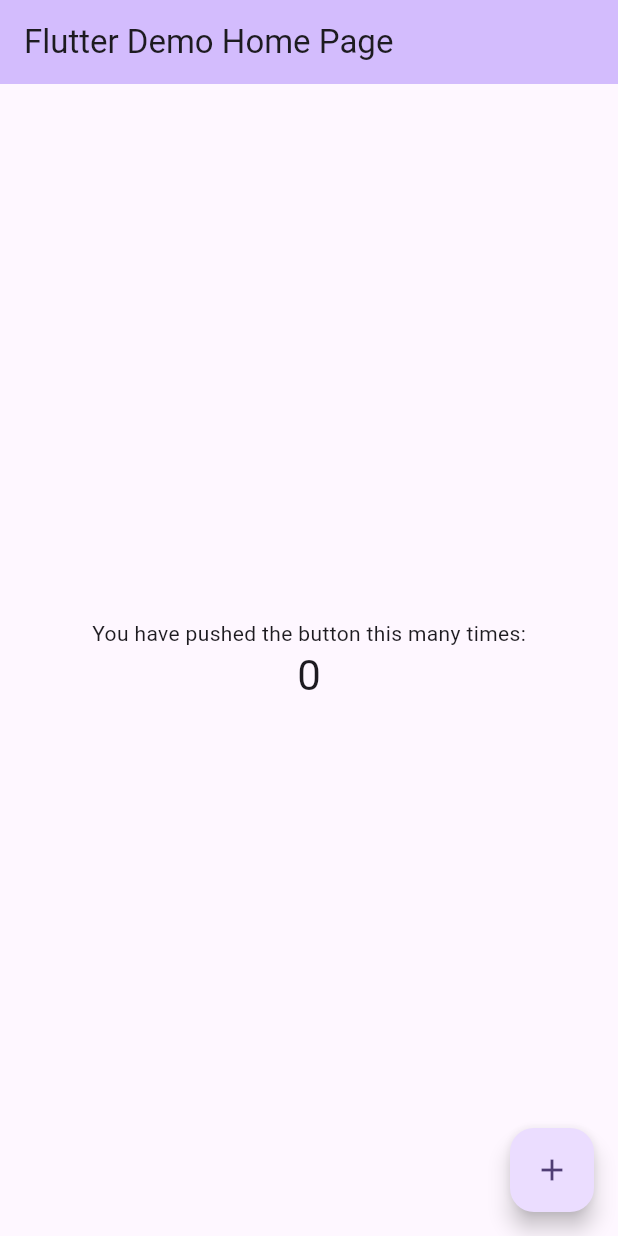
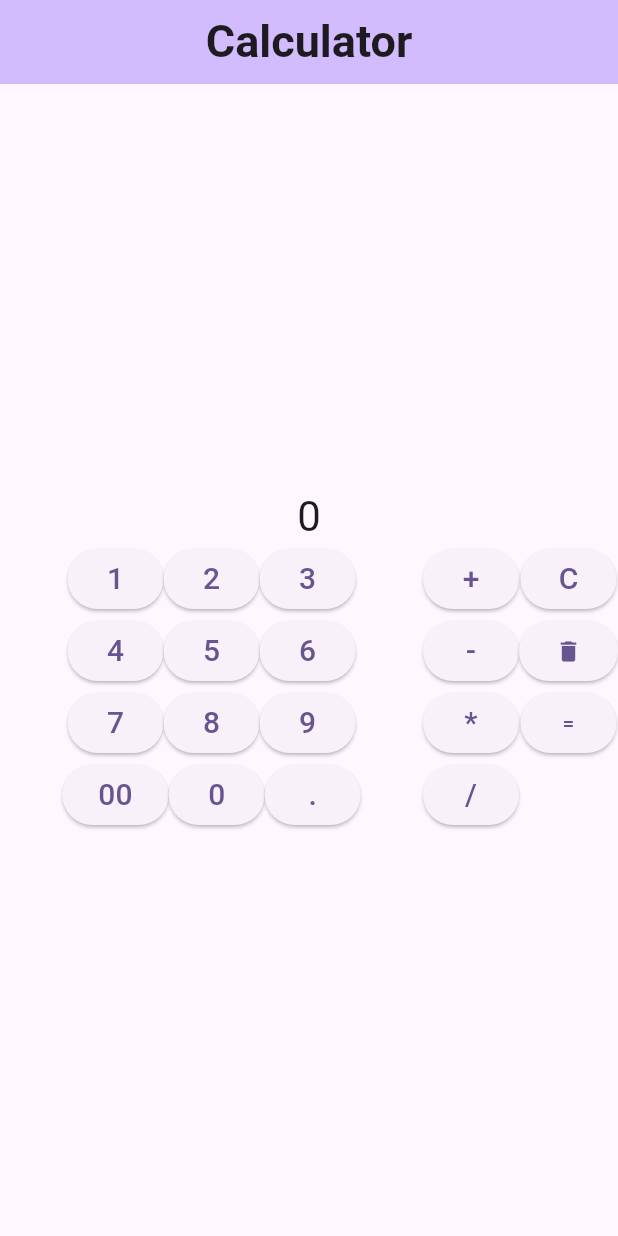
Before and after one commit to Jrol123/Mobile_apps, a Flutter app: the screen it shows after launch, on a phone screen of 412 x 824 dp. Run offline on Flutter 3.47's test engine with Material 2 defaults, Android fonts, the phone set to English and light mode, and no system bars; our stand-ins replace math_expressions.

Commit message:
Третья лабораторная работа AW
Обрати внимание на TODO.
+ необходимо разобраться с `Expanded`, и с расположением numpad по центру экрана.

```diff
--- a/third_lab/lib/main.dart
+++ b/third_lab/lib/main.dart
@@ -1,7 +1,6 @@
 import 'package:flutter/material.dart';
-import 'package:dio/dio.dart';
-
-final dio = Dio();
+import 'package:flutter/services.dart';
+import 'package:math_expressions/math_expressions.dart';
 
 void main() {
   runApp(const MyApp());
@@ -14,16 +13,16 @@ class MyApp extends StatelessWidget {
   @override
   Widget build(BuildContext context) {
     return MaterialApp(
-      title: 'Flutter Demo',
+      title: 'Calculator',
       theme: ThemeData(
         colorScheme: ColorScheme.fromSeed(seedColor: Colors.deepPurple),
         useMaterial3: true,
       ),
-      darkTheme: ThemeData(
-        colorScheme: const ColorScheme.dark(),
-        useMaterial3: true
-      ),
-      home: const MyHomePage(title: 'Flutter Demo Home Page'),
+      darkTheme:
+          ThemeData(colorScheme: const ColorScheme.dark(), useMaterial3: true),
+      home: const MyHomePage(
+          title: Text('Calculator',
+              style: TextStyle(fontWeight: FontWeight.bold, fontSize: 30))),
     );
   }
 }
@@ -40,77 +39,171 @@ class MyHomePage extends StatefulWidget {
   // used by the build method of the State. Fields in a Widget subclass are
   // always marked "final".
 
-  final String title;
+  final Widget title;
 
   @override
   State<MyHomePage> createState() => _MyHomePageState();
 }
 
 class _MyHomePageState extends State<MyHomePage> {
-  int _counter = 0;
+  String _textField = "0";
 
-  void _incrementCounter() {
+  // TODO Объединить _math в одну функцию
+  void _mathNumber(String ct) {
     setState(() {
-      // This call to setState tells the Flutter framework that something has
-      // changed in this State, which causes it to rerun the build method below
-      // so that the display can reflect the updated values. If we changed
-      // _counter without calling setState(), then the build method would not be
-      // called again, and so nothing would appear to happen.
-      _counter++;
+      if (_textField != "0" && _textField != "error" || ct == ".") {
+        _textField += ct;
+      } else {
+        _textField = ct;
+      }
     });
   }
 
+  void _mathOperation(String sym) {
+    setState(() {
+      _textField += sym;
+    });
+  }
+
+  void _remove() {
+    setState(() {
+      if (_textField == "" || _textField == "0" || _textField == "error") {
+        _textField = "0";
+      } else {
+        _textField = _textField.substring(0, _textField.length - 1);
+      }
+    });
+  }
+
+  void _removeAll() {
+    setState(() {
+      _textField = "0";
+    });
+  }
+
+  /*
+  Проблемы с переполнением (1e-7)
+   */
+  void _solve() {
+    setState(() {
+      try {
+        Parser p = Parser();
+        Expression exp = p.parse(_textField);
+        ContextModel cm = ContextModel();
+        print(_textField);
+        _textField = (exp.evaluate(EvaluationType.REAL, cm)).toString();
+        // await Clipboard.setData(ClipboardData(text: _textField));
+      } catch (e) {
+        _textField = "error";
+      }
+    });
+  }
+
+  /*
+  TODO Объединить 2 виджета в 1.
+
+   */
+  Widget _buildNumButton(String num) {
+    return ElevatedButton(
+        onPressed: () => _mathNumber(num),
+        child: Text(num.toString(), style: const TextStyle(fontSize: 20)));
+  }
+
+  Widget _buildActButton(String sym) {
+    return ElevatedButton(
+        onPressed: () => _mathOperation(sym),
+        child: Text(sym, style: const TextStyle(fontSize: 20)));
+  }
+
+  /*
+  TODO Добавить отступы по бокам кнопок
+
+  TODO Добавить центровку numpad-а, а спецкнопки оставить справа
+
+   */
   @override
   Widget build(BuildContext context) {
-    // This method is rerun every time setState is called, for instance as done
-    // by the _incrementCounter method above.
-    //
-    // The Flutter framework has been optimized to make rerunning build methods
-    // fast, so that you can just rebuild anything that needs updating rather
-    // than having to individually change instances of widgets.
     return Scaffold(
       appBar: AppBar(
-        // TRY THIS: Try changing the color here to a specific color (to
-        // Colors.amber, perhaps?) and trigger a hot reload to see the AppBar
-        // change color while the other colors stay the same.
         backgroundColor: Theme.of(context).colorScheme.inversePrimary,
-        // Here we take the value from the MyHomePage object that was created by
-        // the App.build method, and use it to set our appbar title.
-        title: Text(widget.title),
+        title: Align(alignment: Alignment.center, child: widget.title),
       ),
       body: Center(
-        // Center is a layout widget. It takes a single child and positions it
-        // in the middle of the parent.
         child: Column(
-          // Column is also a layout widget. It takes a list of children and
-          // arranges them vertically. By default, it sizes itself to fit its
-          // children horizontally, and tries to be as tall as its parent.
-          //
-          // Column has various properties to control how it sizes itself and
-          // how it positions its children. Here we use mainAxisAlignment to
-          // center the children vertically; the main axis here is the vertical
-          // axis because Columns are vertical (the cross axis would be
-          // horizontal).
-          //
-          // TRY THIS: Invoke "debug painting" (choose the "Toggle Debug Paint"
-          // action in the IDE, or press "p" in the console), to see the
-          // wireframe for each widget.
           mainAxisAlignment: MainAxisAlignment.center,
-          children: <Widget>[
-            const Text(
-              'You have pushed the button this many times:',
-            ),
+          children: [
             Text(
-              '$_counter',
+              _textField,
               style: Theme.of(context).textTheme.headlineMedium,
             ),
+            Row(
+              mainAxisAlignment: MainAxisAlignment.center,
+              children: [
+                // TODO Заставить numpad прижаться к правой части
+                Expanded(
+                  child: Column(
+                      mainAxisAlignment: MainAxisAlignment.center,
+                      crossAxisAlignment: CrossAxisAlignment.center,
+                      children: [
+                        Row(
+                            mainAxisAlignment: MainAxisAlignment.center,
+                            children: [
+                              _buildNumButton("1"),
+                              _buildNumButton("2"),
+                              _buildNumButton("3"),
+                            ]),
+                        Row(
+                            mainAxisAlignment: MainAxisAlignment.center,
+                            children: [
+                              _buildNumButton("4"),
+                              _buildNumButton("5"),
+                              _buildNumButton("6"),
+                            ]),
+                        Row(
+                            mainAxisAlignment: MainAxisAlignment.center,
+                            children: [
+                              _buildNumButton("7"),
+                              _buildNumButton("8"),
+                              _buildNumButton("9"),
+                            ]),
+                        Row(
+                          mainAxisAlignment: MainAxisAlignment.center,
+                          children: [
+                            _buildNumButton("00"),
+                            _buildNumButton("0"),
+                            _buildNumButton(".")
+                          ],
+                        )
+                      ]),
+                ),
+                Column(
+                  mainAxisAlignment: MainAxisAlignment.center,
+                  children: [
+                    _buildActButton("+"),
+                    _buildActButton("-"),
+                    _buildActButton("*"),
+                    _buildActButton("/")
+                  ],
+                ),
+                SizedBox(
+                  height: 48.0 * 4,
+                  child: Column(
+                    mainAxisAlignment: MainAxisAlignment.start,
+                    children: [
+                      ElevatedButton(
+                          onPressed: _removeAll,
+                          child:
+                              const Text("C", style: TextStyle(fontSize: 20))),
+                      ElevatedButton(
+                          onPressed: _remove, child: const Icon(Icons.delete)),
+                      ElevatedButton(onPressed: _solve, child: const Text("="))
+                    ],
+                  ),
+                )
+              ],
+            )
           ],
         ),
-      ),
-      floatingActionButton: FloatingActionButton(
-        onPressed: _incrementCounter,
-        tooltip: 'Increment',
-        child: const Icon(Icons.add),
       ), // This trailing comma makes auto-formatting nicer for build methods.
     );
   }
--- a/third_lab/pubspec.yaml
+++ b/third_lab/pubspec.yaml
@@ -35,7 +35,7 @@ dependencies:
   # The following adds the Cupertino Icons font to your application.
   # Use with the CupertinoIcons class for iOS style icons.
   cupertino_icons: ^1.0.2
-  dio:
+  math_expressions:
 
 dev_dependencies:
   flutter_test:
```
